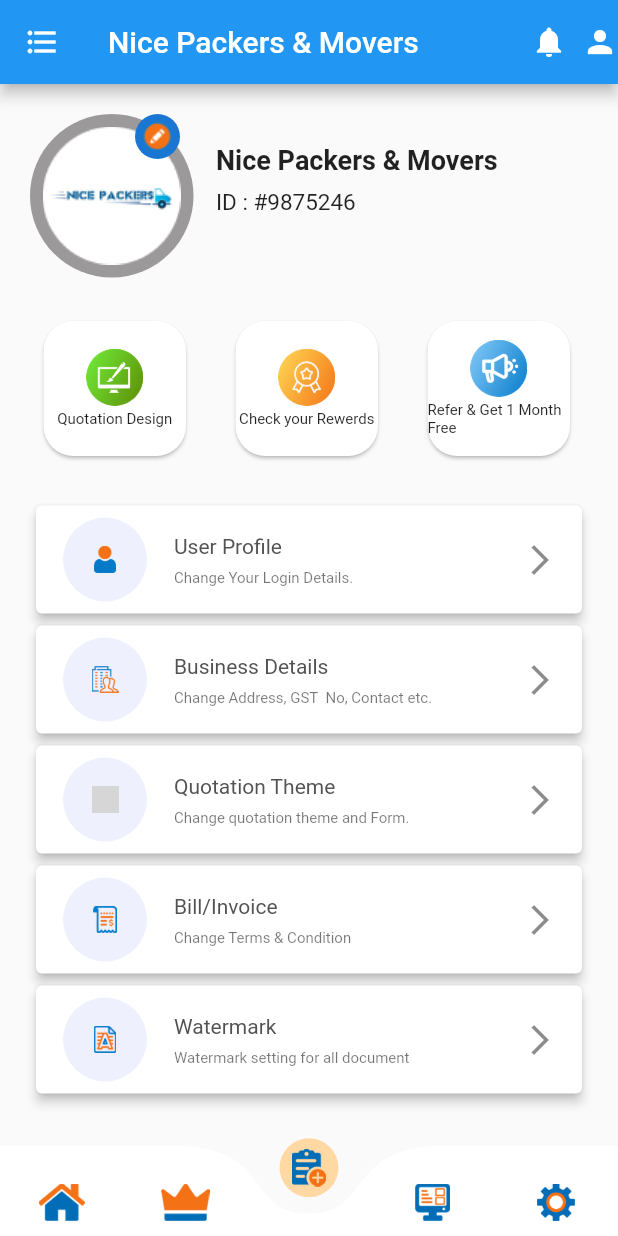
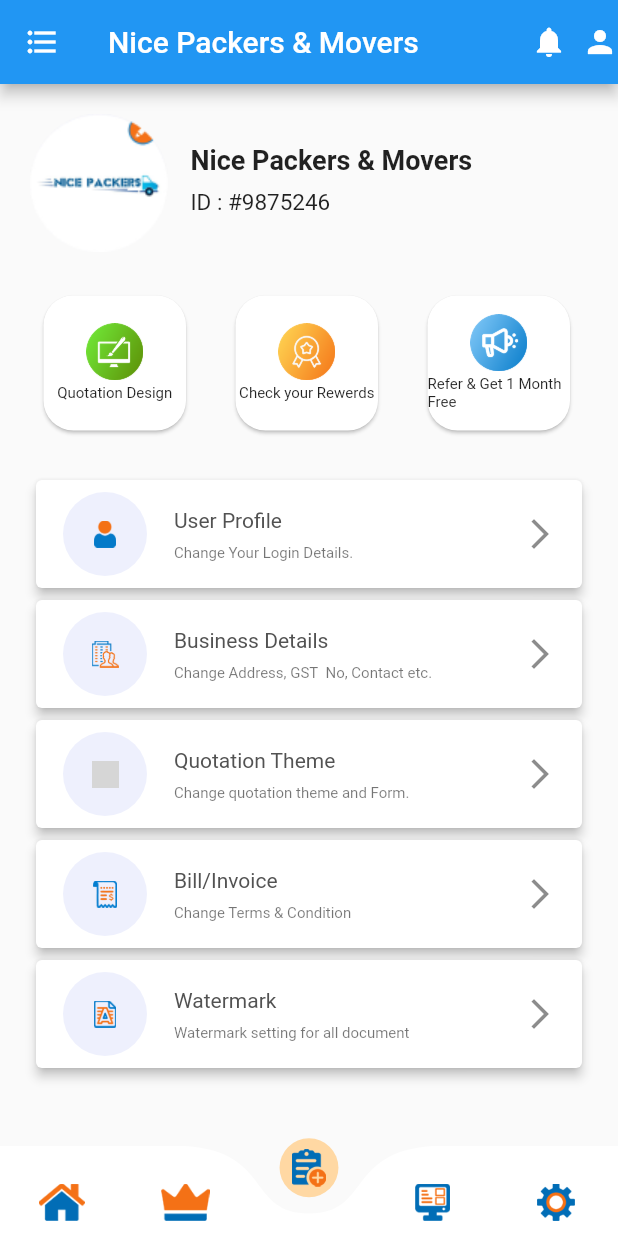
Before and after one commit to chantimudavath/packers_bility, a Flutter app: the MyProfile screen opened directly, on a phone screen of 412 x 824 dp. Run offline on Flutter 3.47's test engine with Material 2 defaults, Android fonts, the phone set to English and light mode, and no system bars; drawn by our look-alikes of curved_navigation_bar; our stand-ins replace carousel_slider, easy_localization, flutter_otp_text_field, flutter_svg, get, google_fonts; grey boxes are pictures that could not be loaded.

Commit message:
profile page

```diff
--- a/lib/main.dart
+++ b/lib/main.dart
@@ -62,7 +62,7 @@
         primarySwatch: Colors.blue,
       ),
        getPages: [
-        GetPage(name: '/', page: () => const MyProfile()),
+        GetPage(name: '/', page: () => const Customer()),
         GetPage(name: '/otpScreen', page: () => const OTPScreen()),
         GetPage(name: '/homePage', page: () => const HomePage()),
         GetPage(name: '/welComeScreen', page: () => const WelComeScreen()),
--- a/lib/profile_screens/profile_screen.dart
+++ b/lib/profile_screens/profile_screen.dart
@@ -15,13 +15,13 @@
   List arr = StaticData.profileList();
    int selectedIconIndex = 2;
   final List<String> images = [
-    'https://images.unsplash.com/photo-1586882829491-b81178aa622e?ixlib=rb-1.2.1&ixid=eyJhcHBfaWQiOjEyMDd9&auto=format&fit=crop&w=2850&q=80',
-    'https://images.unsplash.com/photo-1586871608370-4adee64d1794?ixlib=rb-1.2.1&ixid=eyJhcHBfaWQiOjEyMDd9&auto=format&fit=crop&w=2862&q=80',
-    'https://images.unsplash.com/photo-1586901533048-0e856dff2c0d?ixlib=rb-1.2.1&ixid=eyJhcHBfaWQiOjEyMDd9&auto=format&fit=crop&w=1650&q=80',
-    'https://images.unsplash.com/photo-1586902279476-3244d8d18285?ixlib=rb-1.2.1&ixid=eyJhcHBfaWQiOjEyMDd9&auto=format&fit=crop&w=2850&q=80',
-    'https://images.unsplash.com/photo-1586943101559-4cdcf86a6f87?ixlib=rb-1.2.1&ixid=eyJhcHBfaWQiOjEyMDd9&auto=format&fit=crop&w=1556&q=80',
-    'https://images.unsplash.com/photo-1586951144438-26d4e072b891?ixlib=rb-1.2.1&ixid=eyJhcHBfaWQiOjEyMDd9&auto=format&fit=crop&w=1650&q=80',
-    'https://images.unsplash.com/photo-1586953983027-d7508a64f4bb?ixlib=rb-1.2.1&ixid=eyJhcHBfaWQiOjEyMDd9&auto=format&fit=crop&w=1650&q=80',
+    // 'https://images.unsplash.com/photo-1586882829491-b81178aa622e?ixlib=rb-1.2.1&ixid=eyJhcHBfaWQiOjEyMDd9&auto=format&fit=crop&w=2850&q=80',
+    // 'https://images.unsplash.com/photo-1586871608370-4adee64d1794?ixlib=rb-1.2.1&ixid=eyJhcHBfaWQiOjEyMDd9&auto=format&fit=crop&w=2862&q=80',
+    // 'https://images.unsplash.com/photo-1586901533048-0e856dff2c0d?ixlib=rb-1.2.1&ixid=eyJhcHBfaWQiOjEyMDd9&auto=format&fit=crop&w=1650&q=80',
+    // 'https://images.unsplash.com/photo-1586902279476-3244d8d18285?ixlib=rb-1.2.1&ixid=eyJhcHBfaWQiOjEyMDd9&auto=format&fit=crop&w=2850&q=80',
+    // 'https://images.unsplash.com/photo-1586943101559-4cdcf86a6f87?ixlib=rb-1.2.1&ixid=eyJhcHBfaWQiOjEyMDd9&auto=format&fit=crop&w=1556&q=80',
+    // 'https://images.unsplash.com/photo-1586951144438-26d4e072b891?ixlib=rb-1.2.1&ixid=eyJhcHBfaWQiOjEyMDd9&auto=format&fit=crop&w=1650&q=80',
+    // 'https://images.unsplash.com/photo-1586953983027-d7508a64f4bb?ixlib=rb-1.2.1&ixid=eyJhcHBfaWQiOjEyMDd9&auto=format&fit=crop&w=1650&q=80',
   ];
 
   Widget profileList() {
@@ -155,27 +155,29 @@
                 crossAxisAlignment: CrossAxisAlignment.start,
                 children: [
                   Stack(children: [
-                    CircleAvatar(
-                      child: Image.asset(
+                    Container( child: Image.asset(
                         "assets/packers.png",
                         height: 92,
                         width: 92,
                         fit: BoxFit.fill,
                       ),
-                      backgroundColor: ColorCodes.grey2,
-                      radius: 54.5,
-                    ),
-                    Positioned(
-                        left: 70,
-                        child:
-                    CircleAvatar(
-                          radius: 15,
-                      child: Image.asset("assets/editicon.png",
-                        // height: 19,
-                        // width: 19,
-                        ),
-                        ),
-                        ),
+                      // backgroundColor: ColorCodes.grey2,
+                      // radius: 54.5,
+                      ),
+                    // CircleAvatar(
+
+                    // ),
+                    // Positioned(
+                    //     left: 70,
+                    //     child:
+                    // CircleAvatar(
+                    //       radius: 15,
+                    //   child: Image.asset("assets/editicon.png",
+                    //     // height: 19,
+                    //     // width: 19,
+                    //     ),
+                    //     ),
+                    //     ),
                   ]),
                   const SizedBox(
                     width: Dimensions.paddingSizeDefult,
```
Also changed, not shown: lib/profile_screens/customer.dart (+41 -1 lines).
